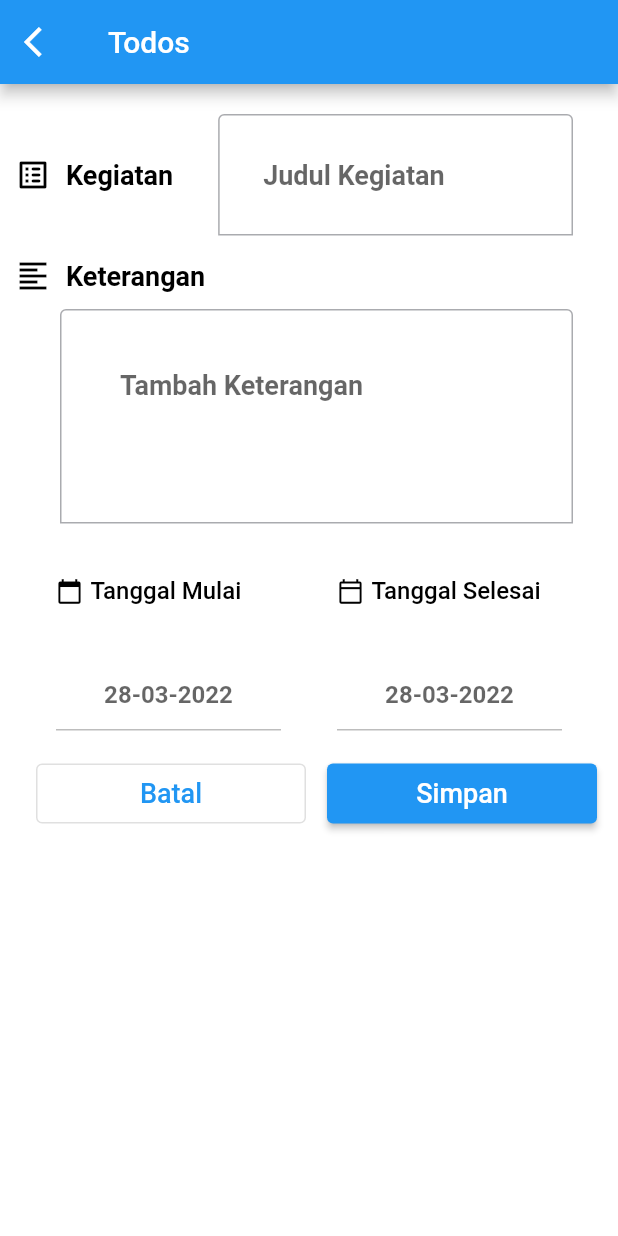
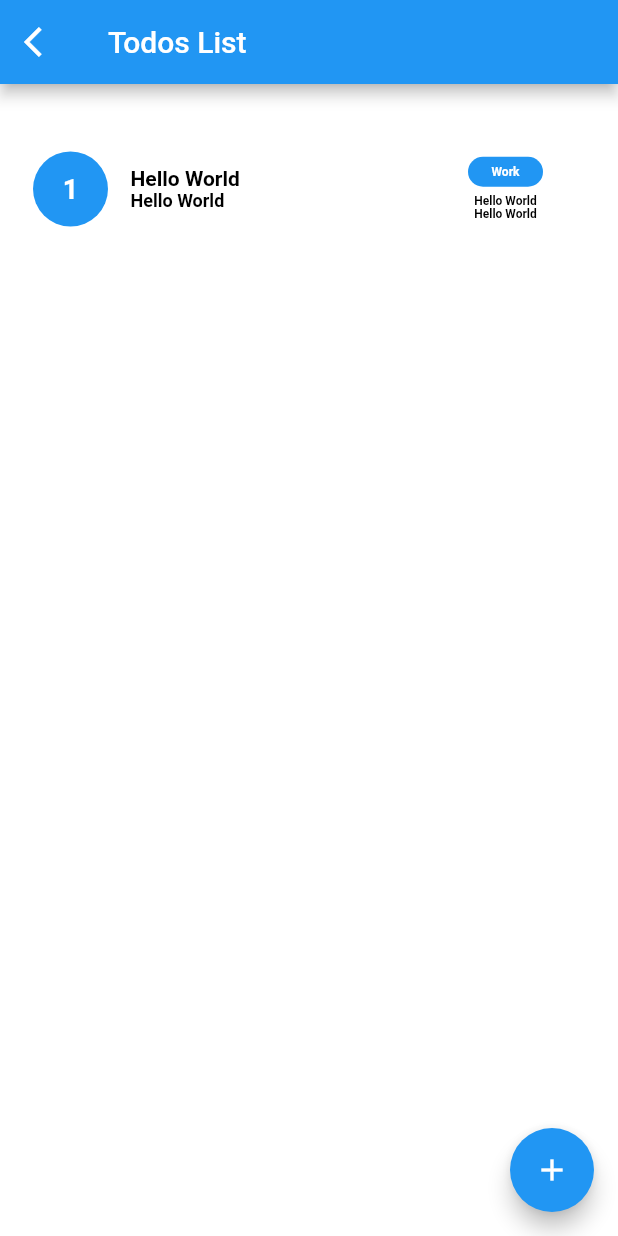
Before and after one commit to JeremyLewi/Todos-App, a Flutter app: the TodosScreen screen opened directly, after a tap on "Simpan", on a phone screen of 412 x 824 dp. Run offline on Flutter 3.47's test engine with Material 2 defaults, Android fonts, the phone set to English and light mode, and no system bars.

Commit message:
Todos-no-state

```diff
--- a/lib/Todos/component/button.dart
+++ b/lib/Todos/component/button.dart
@@ -1,18 +1,19 @@
 import 'package:flutter/material.dart';
+import 'package:todos_application/Todos/home_screen.dart';
 
 class CustomButton extends StatelessWidget {
-  const CustomButton({ Key? key }) : super(key: key);
+  const CustomButton({Key? key}) : super(key: key);
 
   @override
   Widget build(BuildContext context) {
     return Padding(
-        padding: const EdgeInsetsDirectional.fromSTEB(10, 20, 0, 0),
+        padding: const EdgeInsetsDirectional.fromSTEB(10, 20, 10, 0),
         child: Row(
           mainAxisSize: MainAxisSize.max,
           mainAxisAlignment: MainAxisAlignment.spaceEvenly,
           children: [
             SizedBox(
-              width: 180,
+              width: 160,
               height: 40,
               child: OutlinedButton(
                 onPressed: () {},
@@ -23,10 +24,15 @@ class CustomButton extends StatelessWidget {
               ),
             ),
             SizedBox(
-              width: 180,
+              width: 160,
               height: 40,
               child: ElevatedButton(
-                onPressed: () {},
+                onPressed: () {
+                  Navigator.push(
+                    context,
+                    MaterialPageRoute(builder: (context) => const HomeScreen()),
+                  );
+                },
                 child: const Text(
                   'Simpan',
                   style: TextStyle(fontSize: 18),
--- /dev/null
+++ b/lib/Todos/component/category.dart
@@ -0,0 +1,80 @@
+import 'package:flutter/material.dart';
+
+class Category extends StatelessWidget {
+  const Category({Key? key}) : super(key: key);
+
+  @override
+  Widget build(BuildContext context) {
+    return Padding(
+      padding: const EdgeInsetsDirectional.fromSTEB(0, 20, 0, 0),
+      child: Row(
+        mainAxisSize: MainAxisSize.max,
+        mainAxisAlignment: MainAxisAlignment.spaceBetween,
+        children: [
+          Padding(
+            padding: const EdgeInsetsDirectional.fromSTEB(15, 0, 0, 0),
+            child: Container(
+              width: 150,
+              height: 50,
+              decoration: const BoxDecoration(),
+              child: Row(
+                mainAxisSize: MainAxisSize.max,
+                children: const [
+                  Icon(
+                    Icons.category,
+                    color: Colors.black,
+                    size: 24,
+                  ),
+                  Padding(
+                    padding: EdgeInsetsDirectional.fromSTEB(5, 0, 0, 0),
+                    child: Text(
+                      'Kategori',
+                      style: TextStyle(
+                        fontSize: 18,
+                        fontWeight: FontWeight.w600,
+                        color: Colors.black,
+                      ),
+                    ),
+                  ),
+                ],
+              ),
+            ),
+          ),
+          Padding(
+            padding: const EdgeInsetsDirectional.fromSTEB(0, 0, 30, 0),
+            child: Container(
+              width: 150,
+              height: 50,
+              decoration: BoxDecoration(
+                border: Border.all(
+                  color: Color.fromARGB(255, 170, 171, 175),
+                  width: 1,
+                ),
+                borderRadius: BorderRadius.circular(5),
+              ),
+              child: Row(
+                mainAxisSize: MainAxisSize.max,
+                mainAxisAlignment: MainAxisAlignment.spaceEvenly,
+                children: const [
+                  Text(
+                    'Routine',
+                    style: TextStyle(
+                      fontSize: 18,
+                      fontWeight: FontWeight.w600,
+                      color: Colors.black,
+                    ),
+                  ),
+                  Icon(
+                    Icons.keyboard_arrow_down,
+                    color: Colors.black,
+                    size: 24,
+                  ),
+                ],
+              ),
+            ),
+          ),
+        ],
+      ),
+    );
+  }
+}
--- a/lib/Todos/component/text_field.dart
+++ b/lib/Todos/component/text_field.dart
@@ -4,6 +4,7 @@ class CustomTF extends StatelessWidget {
   final String hintText;
   final EdgeInsetsGeometry padding;
   final int maxLines;
+
 
   const CustomTF(
       {Key? key,
--- /dev/null
+++ b/lib/Todos/home_screen.dart
@@ -0,0 +1,175 @@
+import 'package:flutter/material.dart';
+import 'package:todos_application/Todos/todos_screen.dart';
+
+class HomeScreen extends StatefulWidget {
+  const HomeScreen({Key? key}) : super(key: key);
+
+  @override
+  State<HomeScreen> createState() => _HomeScreenState();
+}
+
+class _HomeScreenState extends State<HomeScreen> {
+  @override
+  Widget build(BuildContext context) {
+    return Scaffold(
+      appBar: AppBar(
+        backgroundColor: Colors.blue,
+        leading: IconButton(
+          icon: const Icon(Icons.arrow_back_ios),
+          onPressed: () {},
+        ),
+        title: const Text('Todos List'),
+      ),
+      body: Container(
+        width: 428,
+        height: 926,
+        decoration: const BoxDecoration(
+          color: Colors.white,
+        ),
+        child: Column(
+          mainAxisSize: MainAxisSize.max,
+          children: [
+            Padding(
+              padding: const EdgeInsetsDirectional.fromSTEB(20, 20, 0, 0),
+              child: Row(
+                mainAxisSize: MainAxisSize.max,
+                mainAxisAlignment: MainAxisAlignment.start,
+                crossAxisAlignment: CrossAxisAlignment.center,
+                children: [
+                  Padding(
+                    padding: const EdgeInsetsDirectional.fromSTEB(2, 0, 0, 0),
+                    child: Container(
+                      width: 50,
+                      height: 50,
+                      decoration: const BoxDecoration(
+                        color: Colors.blue,
+                        shape: BoxShape.circle,
+                      ),
+                      child: Row(
+                        mainAxisSize: MainAxisSize.max,
+                        mainAxisAlignment: MainAxisAlignment.center,
+                        children: const [
+                          Text(
+                            '1',
+                            style: TextStyle(
+                              fontSize: 18,
+                              fontWeight: FontWeight.w600,
+                              color: Colors.white,
+                            ),
+                          ),
+                        ],
+                      ),
+                    ),
+                  ),
+                  Padding(
+                    padding: const EdgeInsetsDirectional.fromSTEB(15, 0, 0, 0),
+                    child: Container(
+                      width: 200,
+                      height: 100,
+                      decoration: const BoxDecoration(
+                        color: Colors.white,
+                      ),
+                      child: Column(
+                        mainAxisSize: MainAxisSize.max,
+                        mainAxisAlignment: MainAxisAlignment.center,
+                        crossAxisAlignment: CrossAxisAlignment.start,
+                        children: const [
+                          Text(
+                            'Hello World',
+                            style: TextStyle(
+                              fontSize: 14,
+                              fontWeight: FontWeight.w600,
+                              color: Colors.black,
+                            ),
+                          ),
+                          Text(
+                            'Hello World',
+                            style: TextStyle(
+                              fontSize: 12,
+                              fontWeight: FontWeight.w600,
+                              color: Colors.black,
+                            ),
+                          ),
+                        ],
+                      ),
+                    ),
+                  ),
+                  Padding(
+                    padding: const EdgeInsetsDirectional.fromSTEB(15, 0, 0, 0),
+                    child: Container(
+                      width: 70,
+                      height: 100,
+                      decoration: const BoxDecoration(
+                        color: Colors.white,
+                      ),
+                      child: Column(
+                        mainAxisSize: MainAxisSize.max,
+                        mainAxisAlignment: MainAxisAlignment.center,
+                        children: [
+                          Container(
+                            width: 50,
+                            height: 20,
+                            decoration: BoxDecoration(
+                              color: Colors.blue,
+                              borderRadius: BorderRadius.circular(10),
+                            ),
+                            child: Row(
+                              mainAxisSize: MainAxisSize.max,
+                              mainAxisAlignment: MainAxisAlignment.center,
+                              children: const [
+                                Text(
+                                  'Work',
+                                  style: TextStyle(
+                                    fontSize: 8,
+                                    fontWeight: FontWeight.w600,
+                                    color: Colors.white,
+                                  ),
+                                ),
+                              ],
+                            ),
+                          ),
+                          const Padding(
+                            padding: EdgeInsetsDirectional.fromSTEB(0, 5, 0, 0),
+                            child: Text(
+                              'Hello World',
+                              style: TextStyle(
+                                fontSize: 8,
+                                fontWeight: FontWeight.w600,
+                                color: Colors.black,
+                              ),
+                            ),
+                          ),
+                          const Text(
+                            'Hello World',
+                            style: TextStyle(
+                              fontSize: 8,
+                              fontWeight: FontWeight.w600,
+                              color: Colors.black,
+                            ),
+                          ),
+                        ],
+                      ),
+                    ),
+                  ),
+                ],
+              ),
+            ),
+          ],
+        ),
+      ),
+      floatingActionButton: FloatingActionButton(
+        shape: RoundedRectangleBorder(borderRadius: BorderRadius.circular(30)),
+        onPressed: () {
+          Navigator.push(
+            context,
+            MaterialPageRoute(
+                builder: (context) => const TodosScreen(
+                      title: '',
+                    )),
+          );
+        },
+        child: const Icon(Icons.add),
+      ),
+    );
+  }
+}
--- a/lib/Todos/todos_screen.dart
+++ b/lib/Todos/todos_screen.dart
@@ -1,5 +1,6 @@
 import 'package:flutter/material.dart';
 import 'package:todos_application/Todos/component/button.dart';
+import 'package:todos_application/Todos/component/category.dart';
 import 'package:todos_application/Todos/component/date_field.dart';
 import 'package:todos_application/Todos/component/date_group.dart';
 import 'package:todos_application/Todos/component/text_field.dart';
@@ -130,6 +131,7 @@ class _TodosScreenState extends State<TodosScreen> {
                   ],
                 ),
               ),
+              Category(),
               CustomButton()
             ],
           ),
```
